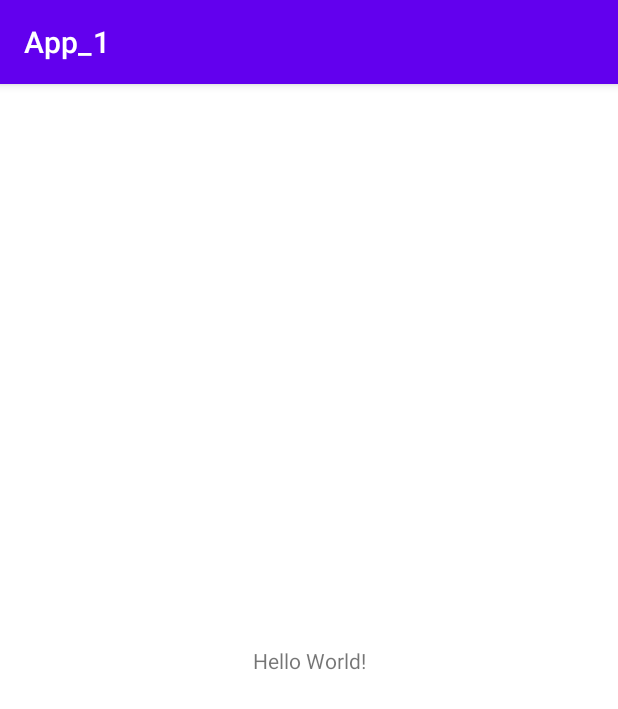
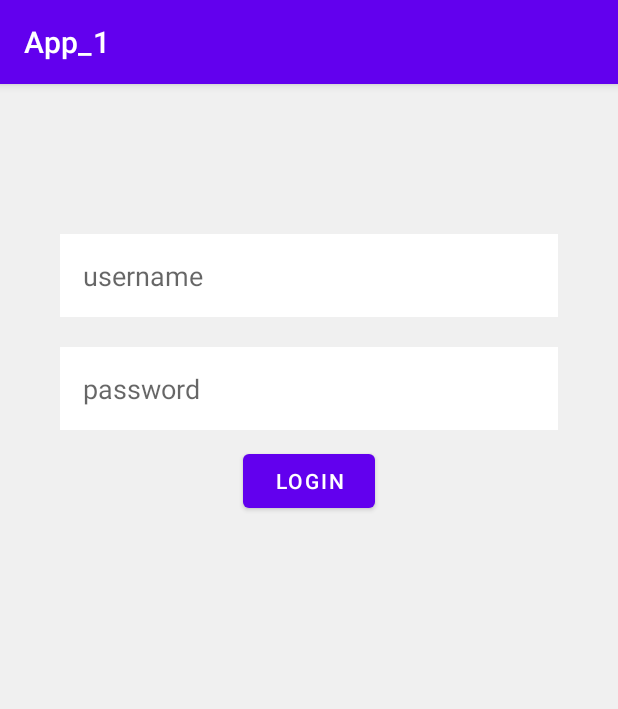
Before and after one commit to Berndzz/Android_Kotlin, an Android app: the screen it shows after launch (MainActivity), on a phone screen of 412 x 824 dp. Shown: the top 709 px of the screen. Run offline under Robolectric (Android 15) with nearby library versions, the phone set to English and light mode, and no system bars.

Commit message:
buat menu login

```diff
--- a/Application_1/app/src/main/res/layout/activity_main.xml
+++ b/Application_1/app/src/main/res/layout/activity_main.xml
@@ -1,18 +1,48 @@
 <?xml version="1.0" encoding="utf-8"?>
-<androidx.constraintlayout.widget.ConstraintLayout xmlns:android="http://schemas.android.com/apk/res/android"
-    xmlns:app="http://schemas.android.com/apk/res-auto"
+<LinearLayout xmlns:android="http://schemas.android.com/apk/res/android"
     xmlns:tools="http://schemas.android.com/tools"
     android:layout_width="match_parent"
     android:layout_height="match_parent"
+    android:orientation="vertical"
+    android:background="#efefefef"
     tools:context=".MainActivity">
 
-    <TextView
+
+    <EditText
+        android:layout_marginTop="100dp"
+        android:layout_marginLeft="40dp"
+        android:layout_marginRight="40dp"
+        android:id="@+id/etUsername"
+        android:layout_width="match_parent"
+        android:layout_height="wrap_content"
+        android:padding="15dp"
+        android:background="@color/white"
+        android:ems="10"
+        android:hint="username"
+        android:inputType="textPersonName" />
+
+    <EditText
+        android:id="@+id/etPassword"
+        android:layout_width="match_parent"
+        android:layout_height="wrap_content"
+        android:layout_marginTop="20dp"
+        android:layout_marginLeft="40dp"
+        android:layout_marginRight="40dp"
+        android:background="@color/white"
+        android:ems="10"
+        android:padding="15dp"
+        android:hint="password"
+        android:inputType="textPassword" />
+
+    <Button
+        android:id="@+id/btnLogin"
+        android:layout_margin="10dp"
+
         android:layout_width="wrap_content"
         android:layout_height="wrap_content"
-        android:text="Hello World!"
-        app:layout_constraintBottom_toBottomOf="parent"
-        app:layout_constraintLeft_toLeftOf="parent"
-        app:layout_constraintRight_toRightOf="parent"
-        app:layout_constraintTop_toTopOf="parent" />
+        android:layout_gravity="center"
+        android:text="Login"
 
-</androidx.constraintlayout.widget.ConstraintLayout>
+        />
+
+</LinearLayout>
--- a/Application_1/app/src/main/res/values/strings.xml
+++ b/Application_1/app/src/main/res/values/strings.xml
@@ -1,3 +1,4 @@
 <resources>
     <string name="app_name">App_1</string>
+    <string name="password">password</string>
 </resources>
```
